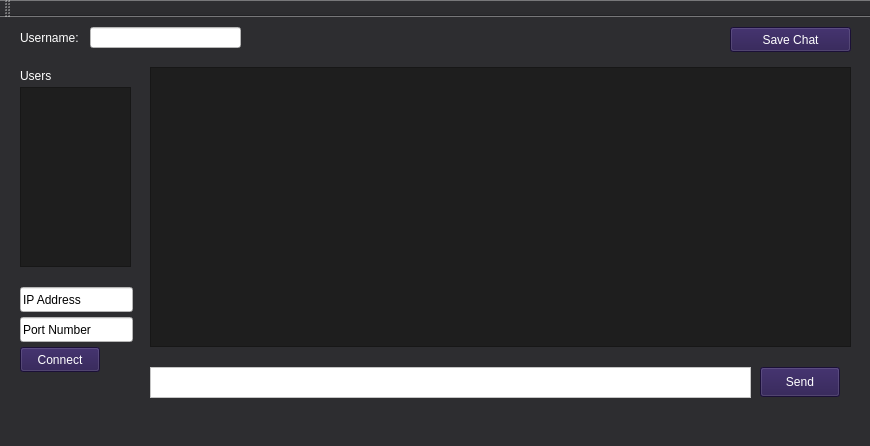
Before: the Qt Designer form Comp4981ChatProgram/mainwindow.ui in jacobfrank4/chatProgram, drawn with Qt 5.
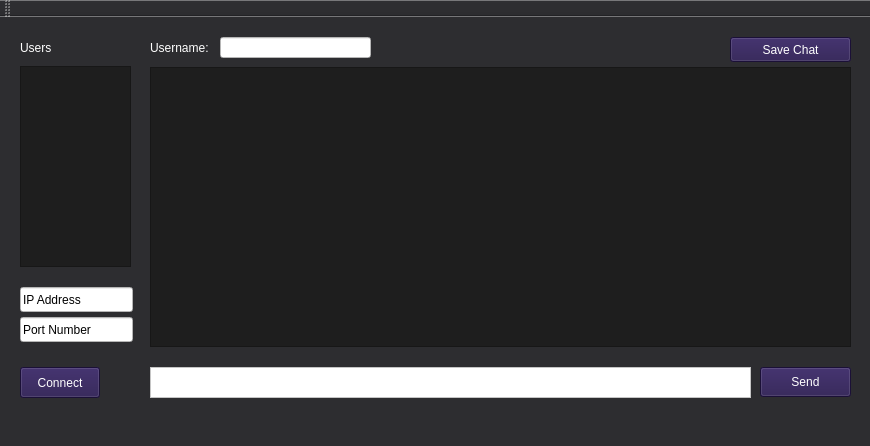
After: the same form once the commit is applied.

```diff
--- a/Comp4981ChatProgram/mainwindow.ui
+++ b/Comp4981ChatProgram/mainwindow.ui
@@ -35,7 +35,7 @@
      <rect>
       <x>760</x>
       <y>350</y>
-      <width>80</width>
+      <width>91</width>
       <height>30</height>
      </rect>
     </property>
@@ -100,9 +100,9 @@
     <property name="geometry">
      <rect>
       <x>20</x>
-      <y>330</y>
+      <y>350</y>
       <width>80</width>
-      <height>25</height>
+      <height>31</height>
      </rect>
     </property>
     <property name="styleSheet">
@@ -117,9 +117,9 @@
     <property name="geometry">
      <rect>
       <x>20</x>
-      <y>50</y>
+      <y>20</y>
       <width>54</width>
-      <height>17</height>
+      <height>21</height>
      </rect>
     </property>
     <property name="styleSheet">
@@ -133,9 +133,9 @@
     <property name="geometry">
      <rect>
       <x>20</x>
-      <y>70</y>
+      <y>49</y>
       <width>111</width>
-      <height>180</height>
+      <height>201</height>
      </rect>
     </property>
     <property name="styleSheet">
@@ -149,9 +149,9 @@
    <widget class="QLabel" name="usernameLabel">
     <property name="geometry">
      <rect>
-      <x>20</x>
-      <y>10</y>
-      <width>71</width>
+      <x>150</x>
+      <y>20</y>
+      <width>61</width>
       <height>21</height>
      </rect>
     </property>
@@ -165,8 +165,8 @@
    <widget class="QLineEdit" name="usernameLineEdit">
     <property name="geometry">
      <rect>
-      <x>90</x>
-      <y>10</y>
+      <x>220</x>
+      <y>20</y>
       <width>151</width>
       <height>21</height>
      </rect>
@@ -182,7 +182,7 @@
     <property name="geometry">
      <rect>
       <x>730</x>
-      <y>10</y>
+      <y>20</y>
       <width>121</width>
       <height>25</height>
      </rect>
```
